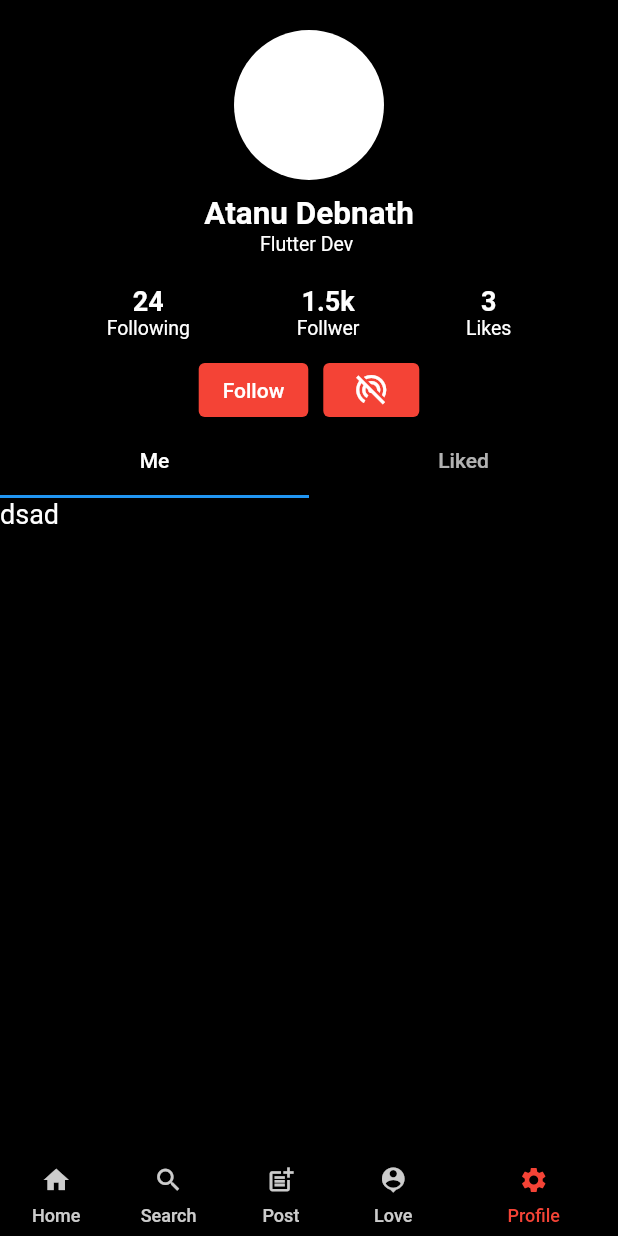
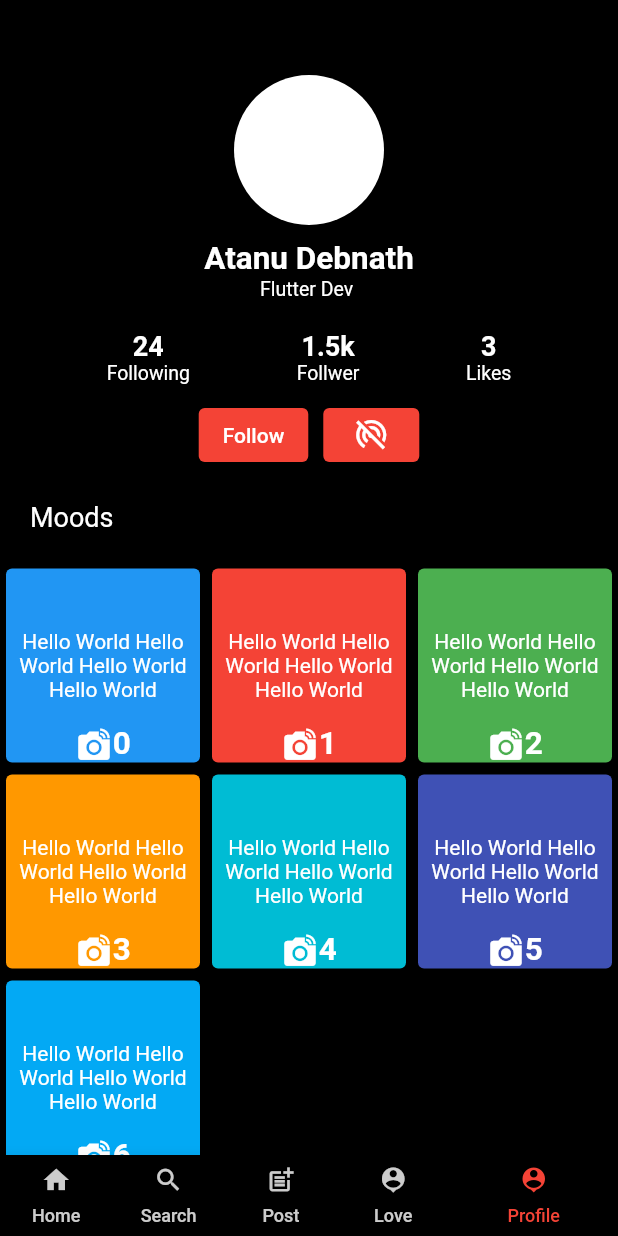
Before and after one commit to playatanu/status-app, a Flutter app: the screen it shows after launch, item 5 of the bottom bar chosen, on a phone screen of 412 x 824 dp. Run offline on Flutter 3.47's test engine with Material 2 defaults, Android fonts, the phone set to English and light mode, and no system bars; drawn by our look-alikes of auto_size_text; our stand-ins replace get; missing offline and left inert: tiktoklikescroller.

Commit message:
auto_size_text: ^3.0.0   fluttertoast: ^8.0.8   font_awesome_flutter: ^9.2.0

```diff
--- a/lib/landing_page.dart
+++ b/lib/landing_page.dart
@@ -82,7 +82,7 @@ class LandingPage extends StatelessWidget {
                 icon: Container(
                   margin: const EdgeInsets.only(bottom: 7),
                   child: const Icon(
-                    Icons.settings,
+                    Icons.location_history,
                     size: 20.0,
                   ),
                 ),
@@ -107,9 +107,9 @@ class LandingPage extends StatelessWidget {
             children: [
               const HomePage(),
               const HomePage(),
-              const PostPage(),
+              PostPage(),
               const HomePage(),
-              ProfilePage(),
+              const ProfilePage(),
             ],
           )),
     ));
--- a/lib/views/home/widgets/side_menu.dart
+++ b/lib/views/home/widgets/side_menu.dart
@@ -1,5 +1,5 @@
 import 'package:alpha/util/config.dart';
-import 'package:alpha/widgets/butom_sheet.dart';
+import 'package:alpha/widgets/butom_sheets.dart';
 import 'package:flutter/material.dart';
 
 class Sidemenu extends StatelessWidget {
--- a/lib/views/profile/profile_page.dart
+++ b/lib/views/profile/profile_page.dart
@@ -1,48 +1,73 @@
+import 'package:alpha/util/background_color_list.dart';
 import 'package:alpha/util/config.dart';
+import 'package:auto_size_text/auto_size_text.dart';
 import 'package:flutter/cupertino.dart';
 import 'package:flutter/material.dart';
 
 class ProfilePage extends StatelessWidget {
-  ProfilePage({Key? key}) : super(key: key);
+  const ProfilePage({Key? key}) : super(key: key);
 
   @override
   Widget build(BuildContext context) {
-    return DefaultTabController(
-        length: 2,
-        child: Scaffold(
+    return Scaffold(
       backgroundColor: black,
-          body: Padding(
-            padding: const EdgeInsets.only(top: 20),
-            child: ListView(
-              physics:
-                  const ScrollPhysics(parent: AlwaysScrollableScrollPhysics()),
-              children: const [
-                ProfileDetels(),
-                TabBar(tabs: [
-                  Tab(
-                    text: 'Me',
+      body: SingleChildScrollView(
+        child: Column(
+          crossAxisAlignment: CrossAxisAlignment.start,
+          children: [
+            const SizedBox(
+              height: 50,
             ),
-                  Tab(
-                    text: 'Liked',
-                  ),
-                ]),
-                SizedBox(
-                  height: 600,
-                  child: TabBarView(children: [
-                    Text(
-                      'dsad',
+            const ProfileDetels(),
+            const Padding(
+              padding: EdgeInsets.symmetric(horizontal: 20, vertical: 20),
+              child: Text(
+                'Moods',
                 style: r18w,
               ),
+            ),
+            GridView.builder(
+              physics: const NeverScrollableScrollPhysics(),
+              shrinkWrap: true,
+              itemCount: colors.length,
+              gridDelegate: const SliverGridDelegateWithFixedCrossAxisCount(
+                  crossAxisCount: 3),
+              itemBuilder: (BuildContext context, int index) {
+                return Card(
+                  color: colors[index],
+                  child: GridTile(
+                    footer: Row(
+                      mainAxisAlignment: MainAxisAlignment.center,
+                      children: [
+                        const Icon(
+                          Icons.linked_camera,
+                          color: white,
+                          size: 25,
+                        ),
                         Text(
-                      'dsad',
-                      style: r18w,
+                          index.toString(),
+                          style: b21w,
                         ),
-                  ]),
+                      ],
+                    ),
+                    child: const Center(
+                      child: Padding(
+                        padding: EdgeInsets.all(8.0),
+                        child: AutoSizeText(
+                          'Hello World Hello World Hello World Hello World',
+                          style: TextStyle(color: white),
+                          textAlign: TextAlign.center,
+                        ),
+                      ),
+                    ), //just for testing, will fill with image later
+                  ),
+                );
+              },
             )
           ],
         ),
       ),
-        ));
+    );
   }
 }
 
--- a/pubspec.yaml
+++ b/pubspec.yaml
@@ -31,6 +31,9 @@ dependencies:
     sdk: flutter
   get: any
   tiktoklikescroller: ^0.1.8
+  auto_size_text: ^3.0.0
+  fluttertoast: ^8.0.8
+  font_awesome_flutter: ^9.2.0
 
 
   # The following adds the Cupertino Icons font to your application.
```
Also changed, not shown: lib/views/home/widgets/user_name_card.dart (added, +37 -0 lines), lib/views/post/controller/post_controller.dart (added, +18 -0 lines), lib/views/post/post_page.dart (added, +123 -0 lines), lib/widgets/butom_sheets.dart (added, +38 -0 lines), lib/views/home/home/home_page.dart (deleted), pubspec.lock. Lines whose indentation alone changed are shown as unchanged.
